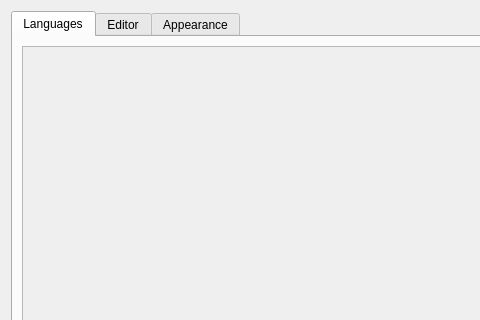
Qt form src/propelleride/forms/preferences.ui (parallaxinc/PropellerIDE) before a commit; both pictures show x 0 to 480 and y 0 to 320 of the 634 by 447 pixel window.
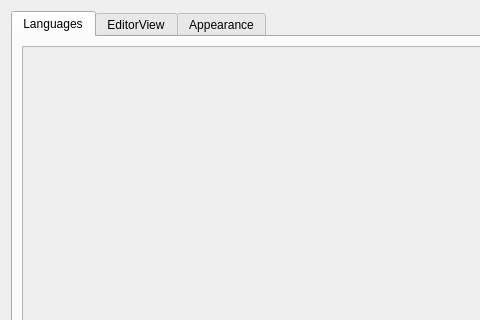
The same form after that commit. Icons and pictures are not drawn. Custom widgets are drawn as their Qt base class.

Diff of the .ui file:
```diff
--- a/src/propelleride/forms/preferences.ui
+++ b/src/propelleride/forms/preferences.ui
@@ -73,7 +73,7 @@
      </widget>
      <widget class="QWidget" name="tabEditor">
       <attribute name="title">
-       <string>Editor</string>
+       <string>EditorView</string>
       </attribute>
       <layout class="QHBoxLayout" name="horizontalLayout_4">
        <item>
```
